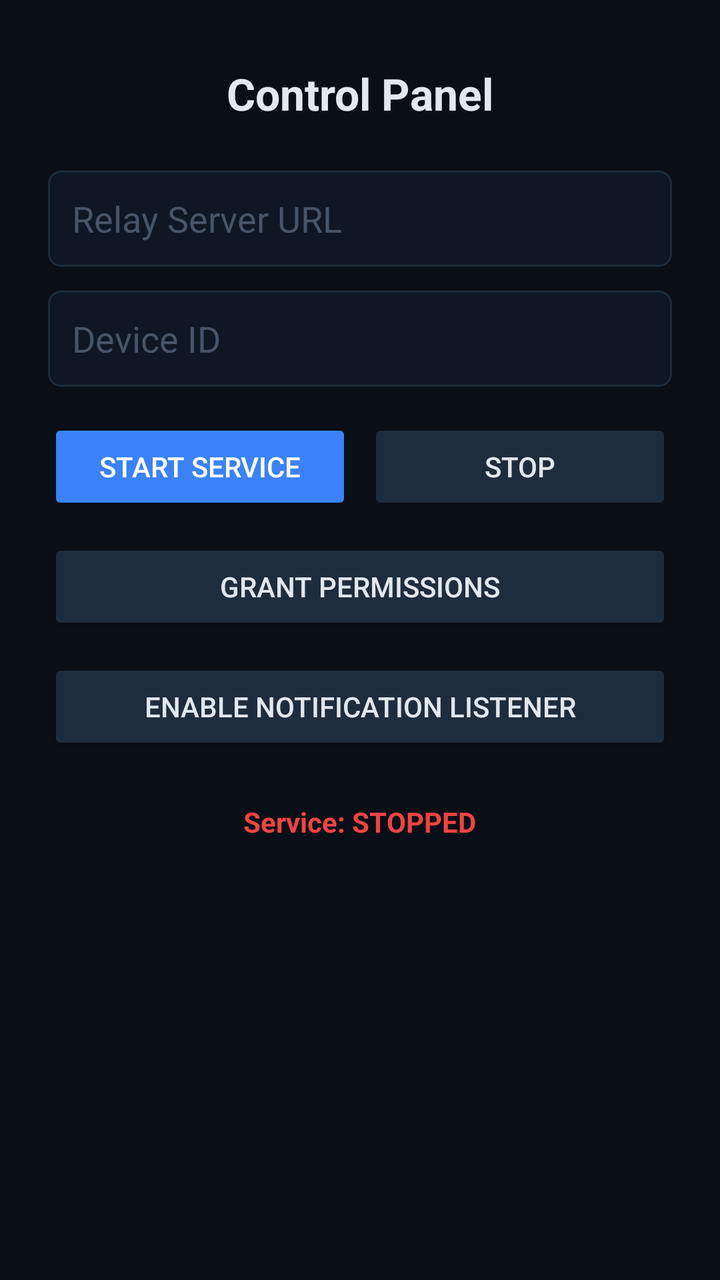
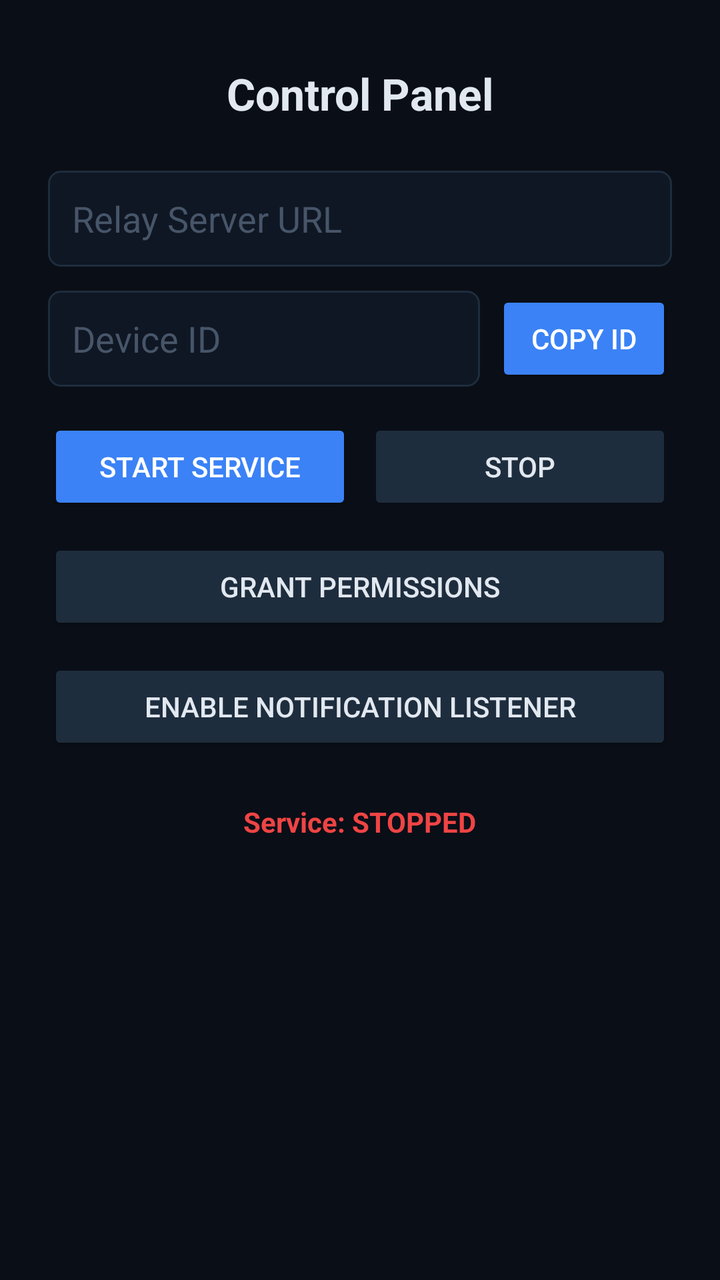

Before-and-after screenshots of an Android layout around one commit, followed by the original layout XML and the change that was made.
<!-- AndroidManifest.xml: activity theme Theme.DeviceBridge -->
<!-- res/layout/activity_control_panel.xml -->
<?xml version="1.0" encoding="utf-8"?>
<LinearLayout xmlns:android="http://schemas.android.com/apk/res/android"
    android:layout_width="match_parent"
    android:layout_height="match_parent"
    android:orientation="vertical"
    android:gravity="center_horizontal"
    android:padding="24dp"
    android:background="#0A0E17">

    <TextView
        android:layout_width="wrap_content"
        android:layout_height="wrap_content"
        android:text="Control Panel"
        android:textColor="#E2E8F0"
        android:textSize="22sp"
        android:textStyle="bold"
        android:layout_marginTop="8dp"
        android:layout_marginBottom="24dp" />

    <EditText
        android:id="@+id/et_relay_url"
        android:layout_width="match_parent"
        android:layout_height="48dp"
        android:hint="Relay Server URL"
        android:textColorHint="#475569"
        android:textColor="#E2E8F0"
        android:background="@drawable/edittext_bg"
        android:padding="12dp"
        android:layout_marginBottom="12dp"
        android:inputType="textUri" />

    <EditText
        android:id="@+id/et_device_id"
        android:layout_width="match_parent"
        android:layout_height="48dp"
        android:hint="Device ID"
        android:textColorHint="#475569"
        android:textColor="#E2E8F0"
        android:background="@drawable/edittext_bg"
        android:padding="12dp"
        android:layout_marginBottom="16dp"
        android:inputType="text" />

    <LinearLayout
        android:layout_width="match_parent"
        android:layout_height="wrap_content"
        android:orientation="horizontal"
        android:gravity="center">

        <Button
            android:id="@+id/btn_start"
            android:layout_width="0dp"
            android:layout_height="48dp"
            android:layout_weight="1"
            android:text="Start Service"
            android:textColor="#FFFFFF"
            android:backgroundTint="#3B82F6"
            android:layout_marginEnd="8dp" />

        <Button
            android:id="@+id/btn_stop"
            android:layout_width="0dp"
            android:layout_height="48dp"
            android:layout_weight="1"
            android:text="Stop"
            android:textColor="#E2E8F0"
            android:backgroundTint="#1E2D3D"
            android:enabled="false" />

    </LinearLayout>

    <Button
        android:id="@+id/btn_permissions"
        android:layout_width="match_parent"
        android:layout_height="48dp"
        android:layout_marginTop="12dp"
        android:text="Grant Permissions"
        android:textColor="#E2E8F0"
        android:backgroundTint="#1E2D3D" />

    <Button
        android:id="@+id/btn_notif_listener"
        android:layout_width="match_parent"
        android:layout_height="48dp"
        android:layout_marginTop="12dp"
        android:text="Enable Notification Listener"
        android:textColor="#E2E8F0"
        android:backgroundTint="#1E2D3D" />

    <TextView
        android:id="@+id/tv_status"
        android:layout_width="wrap_content"
        android:layout_height="wrap_content"
        android:layout_marginTop="24dp"
        android:text="Service: STOPPED"
        android:textColor="#EF4444"
        android:textSize="14sp"
        android:textStyle="bold" />

</LinearLayout>
<!-- resources referenced by this layout -->
<resources>
  <!-- drawable edittext_bg (drawable) -->
  <?xml version="1.0" encoding="utf-8"?>
  <shape xmlns:android="http://schemas.android.com/apk/res/android"
      android:shape="rectangle">
      <solid android:color="#0F1724" />
      <stroke android:width="1dp" android:color="#1E2D3D" />
      <corners android:radius="6dp" />
  </shape>
  <style name="Theme.DeviceBridge" parent="Theme.AppCompat.DayNight.NoActionBar">
          <item name="colorPrimary">#3B82F6</item>
          <item name="colorPrimaryDark">#2563EB</item>
          <item name="colorAccent">#3B82F6</item>
          <item name="android:windowBackground">#0A0E17</item>
          <item name="android:statusBarColor">#0A0E17</item>
          <item name="android:navigationBarColor">#0A0E17</item>
          <item name="android:windowLightStatusBar">false</item>
      </style>
</resources>

<!-- the commit's change to res/layout/activity_control_panel.xml (unified diff, before → after) -->
@@ -29,17 +29,33 @@
         android:layout_marginBottom="12dp"
         android:inputType="textUri" />
 
-    <EditText
-        android:id="@+id/et_device_id"
+    <LinearLayout
         android:layout_width="match_parent"
         android:layout_height="48dp"
-        android:hint="Device ID"
-        android:textColorHint="#475569"
-        android:textColor="#E2E8F0"
-        android:background="@drawable/edittext_bg"
-        android:padding="12dp"
-        android:layout_marginBottom="16dp"
-        android:inputType="text" />
+        android:orientation="horizontal"
+        android:layout_marginBottom="16dp">
+
+        <EditText
+            android:id="@+id/et_device_id"
+            android:layout_width="0dp"
+            android:layout_height="match_parent"
+            android:layout_weight="1"
+            android:hint="Device ID"
+            android:textColorHint="#475569"
+            android:textColor="#E2E8F0"
+            android:background="@drawable/edittext_bg"
+            android:padding="12dp"
+            android:inputType="text" />
+
+        <Button
+            android:id="@+id/btn_copy_id"
+            android:layout_width="wrap_content"
+            android:layout_height="match_parent"
+            android:text="Copy ID"
+            android:textColor="#FFFFFF"
+            android:backgroundTint="#3B82F6"
+            android:layout_marginStart="8dp" />
+    </LinearLayout>
 
     <LinearLayout
         android:layout_width="match_parent"
